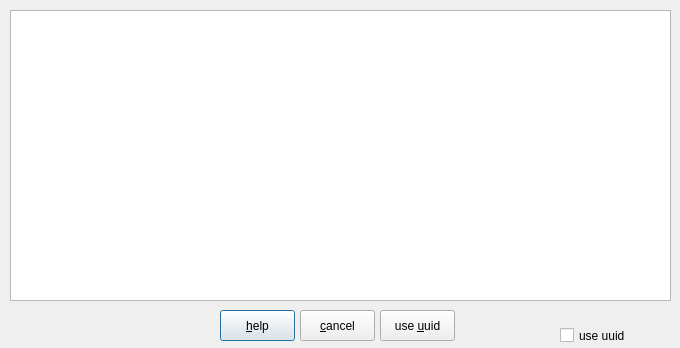
Qt form zuluCrypt-gui/openpartition.ui (mhogomchungu/zuluCrypt) before a commit.
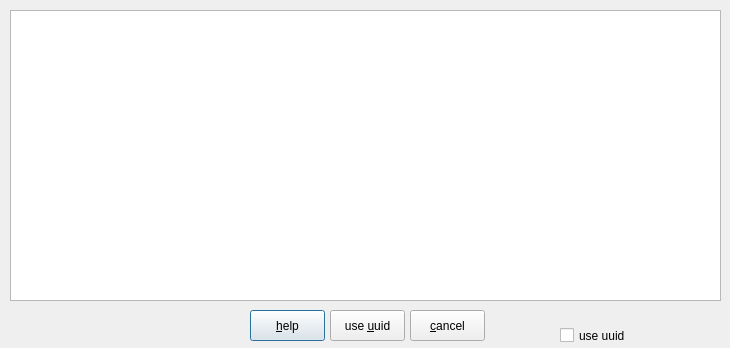
The same form after that commit.

```diff
--- a/zuluCrypt-gui/openpartition.ui
+++ b/zuluCrypt-gui/openpartition.ui
@@ -9,7 +9,7 @@
    <rect>
     <x>0</x>
     <y>0</y>
-    <width>680</width>
+    <width>730</width>
     <height>348</height>
    </rect>
   </property>
@@ -21,7 +21,7 @@
     <rect>
      <x>10</x>
      <y>10</y>
-     <width>661</width>
+     <width>711</width>
      <height>291</height>
     </rect>
    </property>
@@ -115,7 +115,7 @@
   <widget class="QPushButton" name="pbHelp">
    <property name="geometry">
     <rect>
-     <x>220</x>
+     <x>250</x>
      <y>310</y>
      <width>75</width>
      <height>31</height>
@@ -128,7 +128,7 @@
   <widget class="QPushButton" name="pbUUID">
    <property name="geometry">
     <rect>
-     <x>380</x>
+     <x>330</x>
      <y>310</y>
      <width>75</width>
      <height>31</height>
@@ -141,7 +141,7 @@
   <widget class="QPushButton" name="pbCancel">
    <property name="geometry">
     <rect>
-     <x>300</x>
+     <x>410</x>
      <y>310</y>
      <width>75</width>
      <height>31</height>
```
